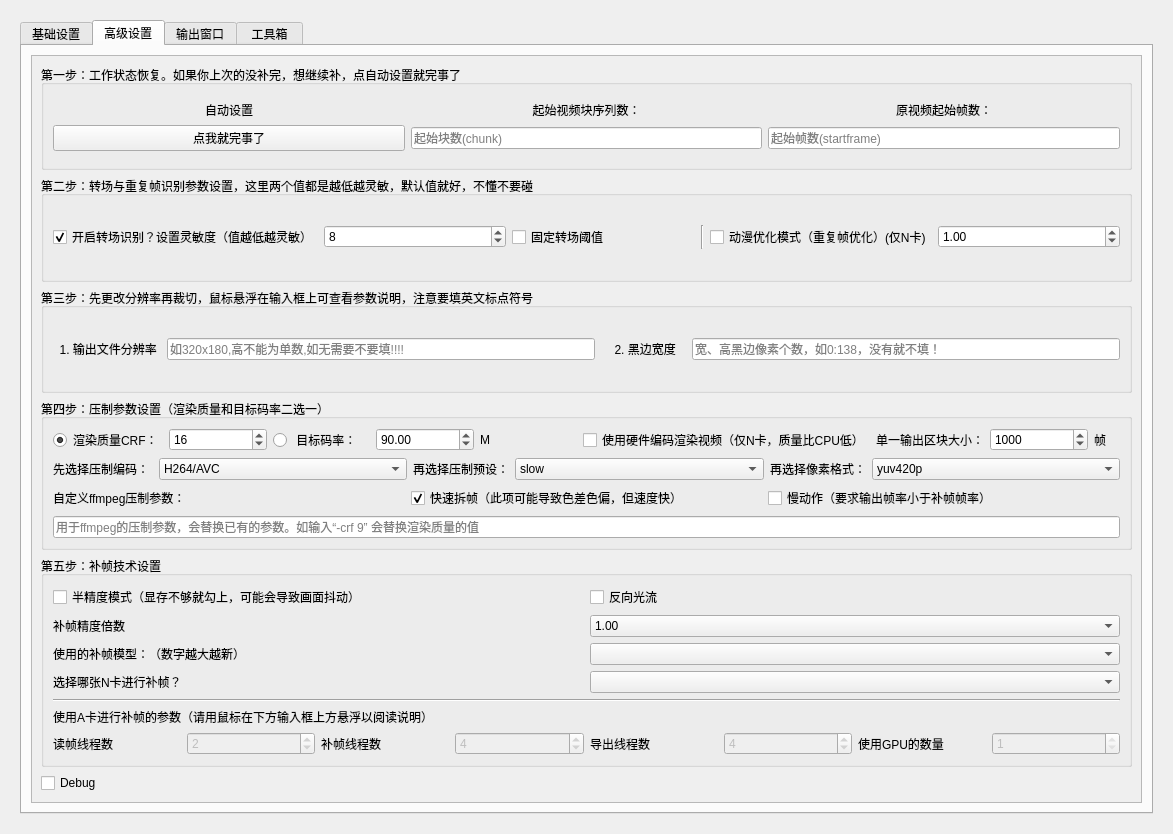
Above: Utils/RIFE_GUI.ui from 100wman/RIFE_GUI before the change. Below: the same form after it.
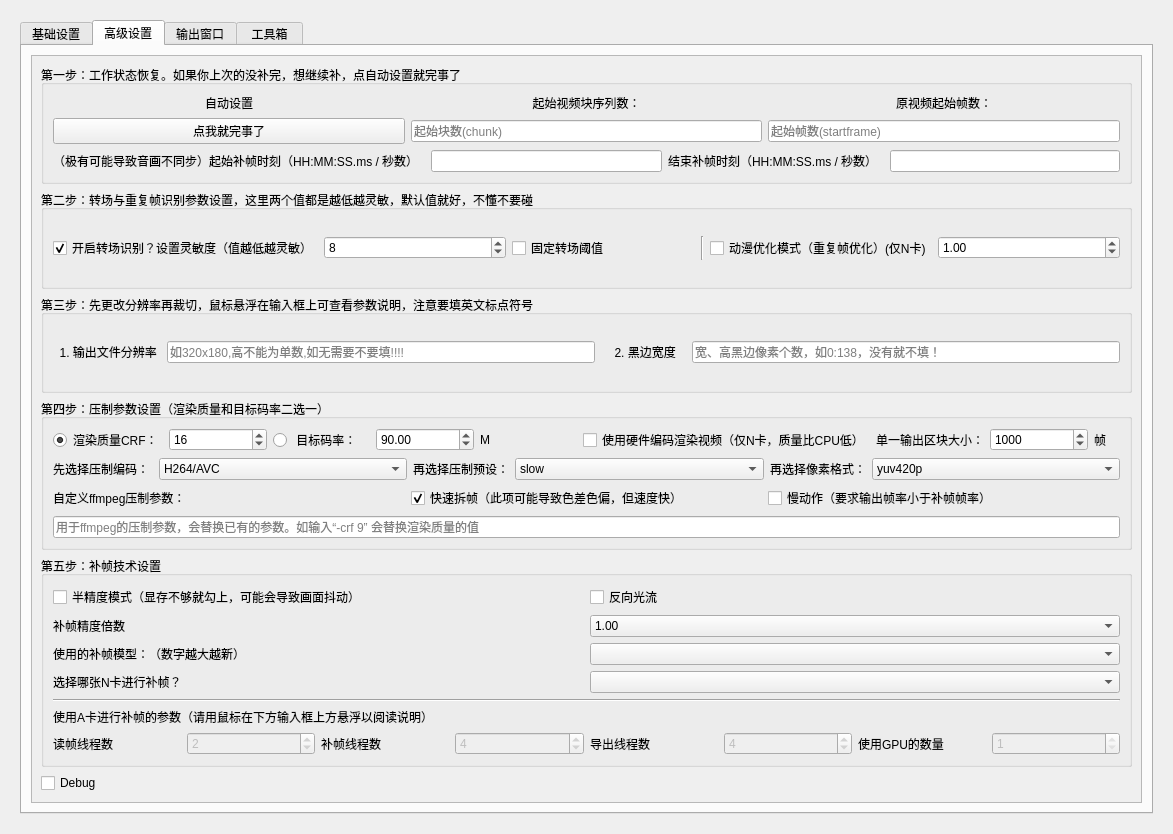
That is the form after the change. The open tabs and pages were chosen to show the change. Icons and pictures are not drawn. Custom widgets are drawn as their Qt base class.

The edit to the form file:
```diff
--- a/Utils/RIFE_GUI.ui
+++ b/Utils/RIFE_GUI.ui
@@ -542,6 +542,30 @@
                      </item>
                     </layout>
                    </item>
+                   <item row="1" column="0">
+                    <layout class="QHBoxLayout" name="horizontalLayout_15">
+                     <item>
+                      <widget class="QLabel" name="label_16">
+                       <property name="text">
+                        <string>（极有可能导致音画不同步）起始补帧时刻（HH:MM:SS.ms / 秒数）  </string>
+                       </property>
+                      </widget>
+                     </item>
+                     <item>
+                      <widget class="QLineEdit" name="StartPoint"/>
+                     </item>
+                     <item>
+                      <widget class="QLabel" name="label_18">
+                       <property name="text">
+                        <string>结束补帧时刻（HH:MM:SS.ms / 秒数）  </string>
+                       </property>
+                      </widget>
+                     </item>
+                     <item>
+                      <widget class="QLineEdit" name="EndPoint"/>
+                     </item>
+                    </layout>
+                   </item>
                   </layout>
                  </widget>
                 </item>
```
Left out of the diff: 41 changed lines with no effect on the pictures.
